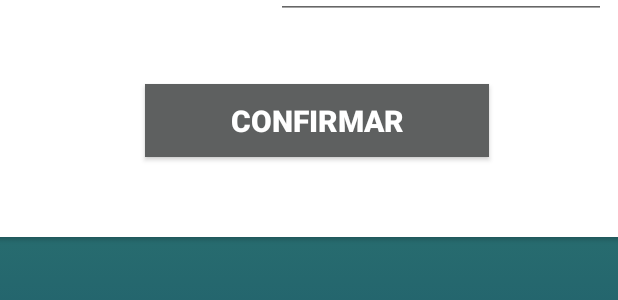
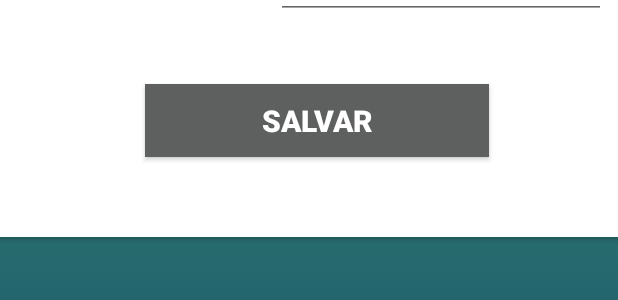
Before and after one commit to duhspbr/QApp, an Android app: the layout activity_login_record.xml on its own in the app's theme, with its tools: preview values and no code run, on a phone screen of 412 x 824 dp. Shown: the part 700-1000 px from the top of the screen. Run offline under Robolectric (Android 15) with nearby library versions, the phone set to English and light mode, and no system bars.

Commit message:
Update project login database and user record.

```diff
--- a/app/src/main/AndroidManifest.xml
+++ b/app/src/main/AndroidManifest.xml
@@ -9,7 +9,7 @@
         android:roundIcon="@mipmap/ic_launcher_round"
         android:supportsRtl="true"
         android:theme="@style/AppTheme">
-        <activity android:name=".login.Login_Record"></activity>
+        <activity android:name=".login.LoginRecord" />
         <activity android:name=".login.Login_ListaUsers" />
         <activity android:name=".rejeitos_dod.DashBoardDOD" />
         <activity
--- a/app/src/main/java/com/qualidade/qapp/login/Login_ListaUsers.java
+++ b/app/src/main/java/com/qualidade/qapp/login/Login_ListaUsers.java
@@ -27,7 +27,7 @@ public class Login_ListaUsers extends AppCompatActivity {
         super.onCreate(savedInstanceState);
         setContentView(R.layout.activity_login_new_user);
 
-        FloatingActionButton buttonAddUser = findViewById(R.id.btn_new);
+        FloatingActionButton buttonAddUser = findViewById(R.id.float_new_user);
         buttonAddUser.setOnClickListener(new View.OnClickListener() {
             @Override
             public void onClick(View v) {
--- a/app/src/main/res/layout/activity_login_new_user.xml
+++ b/app/src/main/res/layout/activity_login_new_user.xml
@@ -33,7 +33,7 @@
     </androidx.recyclerview.widget.RecyclerView>
 
     <com.google.android.material.floatingactionbutton.FloatingActionButton
-        android:id="@+id/btn_new"
+        android:id="@+id/float_new_user"
         android:backgroundTint="#3555E5"
         android:layout_width="120dp"
         android:layout_height="120dp"
--- a/app/src/main/res/layout/activity_login_record.xml
+++ b/app/src/main/res/layout/activity_login_record.xml
@@ -43,6 +43,7 @@
                 android:layout_width="220dp"
                 android:layout_height="50dp"
                 android:layout_below="@+id/lblLogin"
+                android:singleLine="true"
                 android:layout_toRightOf="@+id/lblUser"
                 android:layout_marginLeft="20dp"/>
 
@@ -63,6 +64,7 @@
                 android:layout_height="50dp"
                 android:layout_marginTop="15dp"
                 android:layout_below="@+id/editUser"
+                android:singleLine="true"
                 android:layout_marginLeft="20dp"
                 android:layout_toRightOf="@+id/lblUser"/>
 
@@ -83,11 +85,12 @@
                 android:layout_height="50dp"
                 android:layout_marginTop="15dp"
                 android:layout_below="@+id/editSenha"
+                android:singleLine="true"
                 android:layout_marginLeft="20dp"
                 android:layout_toRightOf="@+id/lblConfirmar"/>
 
             <Button
-                android:id="@+id/btnLogar"
+                android:id="@+id/btnSalvar"
                 android:layout_width="229dp"
                 android:layout_height="70dp"
                 android:layout_below="@id/editConfirmar"
@@ -98,7 +101,7 @@
                 android:layout_marginEnd="105dp"
                 android:layout_marginBottom="53dp"
                 android:background="#5E6060"
-                android:text="Confirmar"
+                android:text="Salvar"
                 android:textColor="#FFFFFF"
                 android:textSize="20dp"
                 android:textStyle="bold" />
```
Also changed, not shown: app/src/main/java/com/qualidade/qapp/login/LoginRecord.java (+3 -4 lines), app/src/main/java/com/qualidade/qapp/login/MainActivity.java (+14 -1 lines), app/src/main/res/layout/activity_login.xml (+12 -0 lines).
